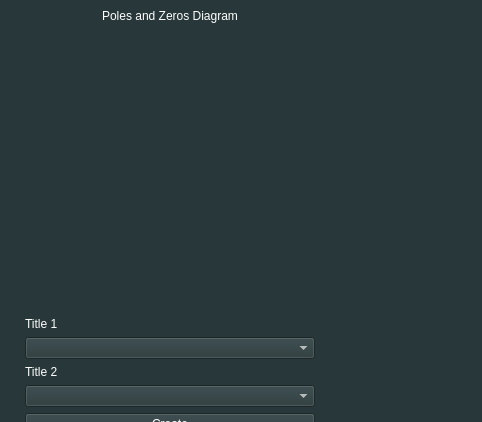
Old version of the form FrontEnd/UIs/secondstage.ui in the repository SantiAA/AnalogFilterMaker; both pictures show x 0 to 482 and y 0 to 422 of the 1097 by 800 pixel window.
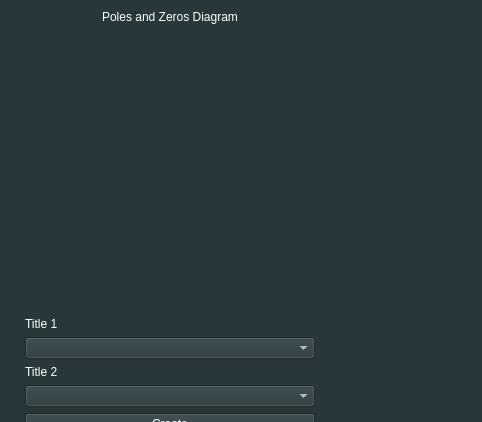
New version of the form. Custom widgets are drawn as their Qt base class.

```diff
--- a/FrontEnd/UIs/secondstage.ui
+++ b/FrontEnd/UIs/secondstage.ui
@@ -23,38 +23,58 @@
       <item>
        <layout class="QVBoxLayout" name="verticalLayout_2" stretch="45,10,45">
         <item>
-         <layout class="QVBoxLayout" name="verticalLayout_5" stretch="10,90">
+         <layout class="QHBoxLayout" name="horizontalLayout_9" stretch="5,90,5">
           <item>
-           <widget class="QLabel" name="label">
-            <property name="sizePolicy">
-             <sizepolicy hsizetype="Expanding" vsizetype="Fixed">
-              <horstretch>0</horstretch>
-              <verstretch>0</verstretch>
-             </sizepolicy>
+           <spacer name="horizontalSpacer_15">
+            <property name="orientation">
+             <enum>Qt::Horizontal</enum>
             </property>
-            <property name="styleSheet">
-             <string notr="true">font: 63 9pt &quot;Open Sans Semibold&quot;;
+            <property name="sizeHint" stdset="0">
+             <size>
+              <width>40</width>
+              <height>20</height>
+             </size>
+            </property>
+           </spacer>
+          </item>
+          <item>
+           <layout class="QVBoxLayout" name="verticalLayout_5" stretch="5,85">
+            <item alignment="Qt::AlignHCenter|Qt::AlignVCenter">
+             <widget class="QLabel" name="label_2">
+              <property name="sizePolicy">
+               <sizepolicy hsizetype="Preferred" vsizetype="Expanding">
+                <horstretch>0</horstretch>
+                <verstretch>0</verstretch>
+               </sizepolicy>
+              </property>
+              <property name="styleSheet">
+               <string notr="true">font: 63 9pt &quot;Open Sans Semibold&quot;;
 color:rgb(255, 255, 255);
 border: 0px solid blue;
 </string>
-            </property>
-            <property name="text">
-             <string>Poles and Zeros Diagram</string>
-            </property>
-            <property name="alignment">
-             <set>Qt::AlignCenter</set>
-            </property>
-           </widget>
+              </property>
+              <property name="text">
+               <string>Poles and Zeros Diagram</string>
+              </property>
+             </widget>
+            </item>
+            <item>
+             <widget class="GraphWidget2" name="widget_2" native="true"/>
+            </item>
+           </layout>
           </item>
           <item>
-           <widget class="GraphWidget" name="widget" native="true">
-            <property name="sizePolicy">
-             <sizepolicy hsizetype="Preferred" vsizetype="Expanding">
-              <horstretch>0</horstretch>
-              <verstretch>0</verstretch>
-             </sizepolicy>
+           <spacer name="horizontalSpacer_16">
+            <property name="orientation">
+             <enum>Qt::Horizontal</enum>
             </property>
-           </widget>
+            <property name="sizeHint" stdset="0">
+             <size>
+              <width>40</width>
+              <height>20</height>
+             </size>
+            </property>
+           </spacer>
           </item>
          </layout>
         </item>
@@ -467,6 +487,12 @@
    <header location="global">FrontEnd/UIs/graphwidget.h</header>
    <container>1</container>
   </customwidget>
+  <customwidget>
+   <class>GraphWidget2</class>
+   <extends>QWidget</extends>
+   <header location="global">FrontEnd/UIs/graphwidget2.h</header>
+   <container>1</container>
+  </customwidget>
  </customwidgets>
  <resources/>
  <connections/>
```
